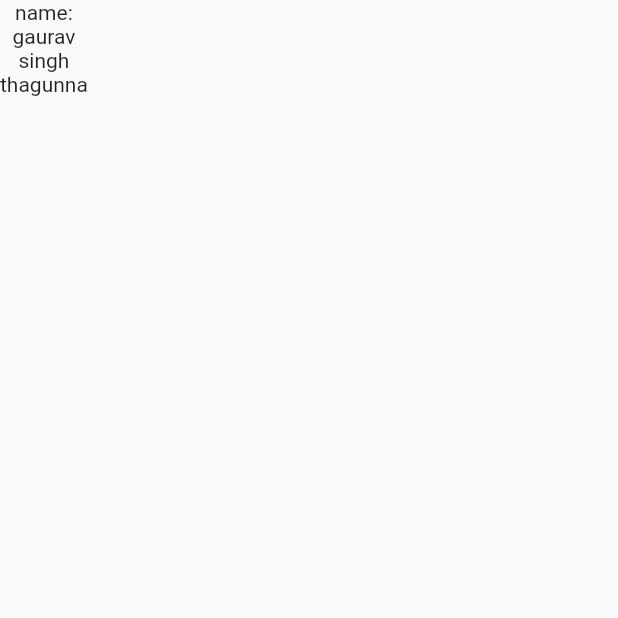
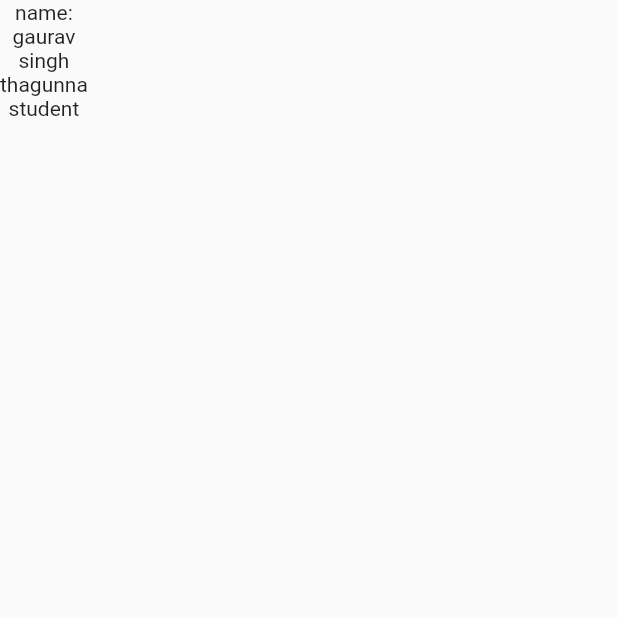
Before and after one commit to developergaurav77/practiceflutter, a Flutter app: the screen it shows after launch, on a phone screen of 412 x 824 dp, the top half of it. Run offline on Flutter 3.47's test engine with Material 2 defaults, Android fonts, the phone set to English and light mode, and no system bars.

Commit message:
adding student

```diff
--- a/lib/main.dart
+++ b/lib/main.dart
@@ -16,6 +16,7 @@ class MyApp extends StatelessWidget {
             Text("gaurav"),
             Text("singh"),
             Text("thagunna"),
+            Text("student"),
           ],
         ),
       ),
```
